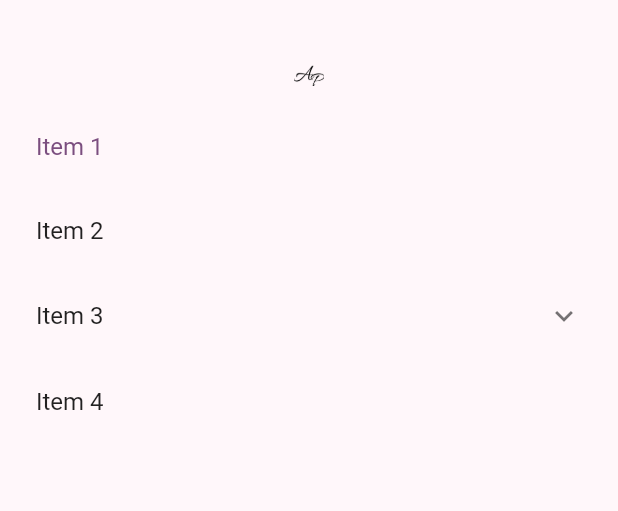
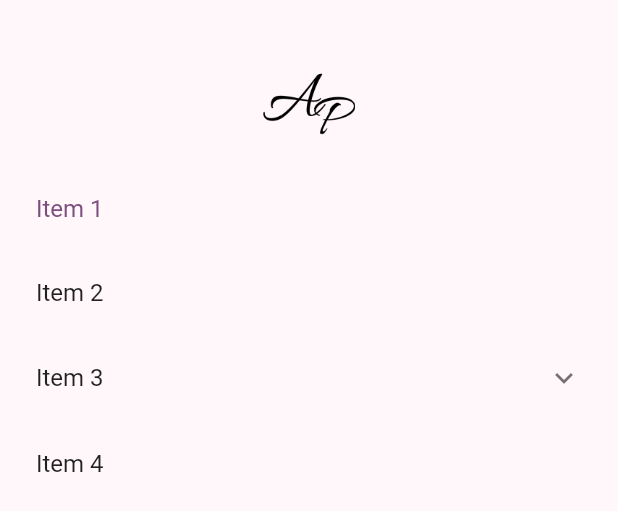
Before and after one commit to rajbahakdanyu/adminpanel_flutter, a Flutter app: the DrawerTitle widget shown alone on an empty page, opened directly, on a phone screen of 412 x 824 dp. Shown: the top 511 px of the screen. Run offline on Flutter 3.47's test engine with Material 2 defaults, Android fonts, the phone set to English and light mode, and no system bars; our stand-ins replace google_fonts; missing offline and left inert: bitsdojo_window.

Commit message:
Made app compatible with mobile &  incresed logo size in mobile

```diff
--- a/lib/widgets/drawer.dart
+++ b/lib/widgets/drawer.dart
@@ -1,3 +1,4 @@
+import 'package:adminpanel/utils/responsive.dart';
 import 'package:flutter/material.dart';
 import 'package:provider/provider.dart';
 
@@ -35,7 +36,9 @@ class DrawerTitle extends StatelessWidget {
         SizedBox(height: MediaQuery.of(context).size.height * .05),
         Image.asset(
           'assets/logo/logo.png',
-          width: MediaQuery.of(context).size.width * .05,
+          width: Responsive.isMobile(context)
+              ? MediaQuery.of(context).size.width * .15
+              : MediaQuery.of(context).size.width * .05,
         ),
         Padding(
           padding: const EdgeInsets.all(padding / 2),
@@ -46,6 +49,7 @@ class DrawerTitle extends StatelessWidget {
                 scrollbars: false,
               ),
               child: ListView(
+                physics: const BouncingScrollPhysics(),
                 children: [
                   ListTile(
                     selected: currentPage == 0 ? true : false,
```
Also changed, not shown: lib/screens/main_screen.dart (+4 -3 lines), lib/widgets/top_bar.dart (+8 -4 lines).
